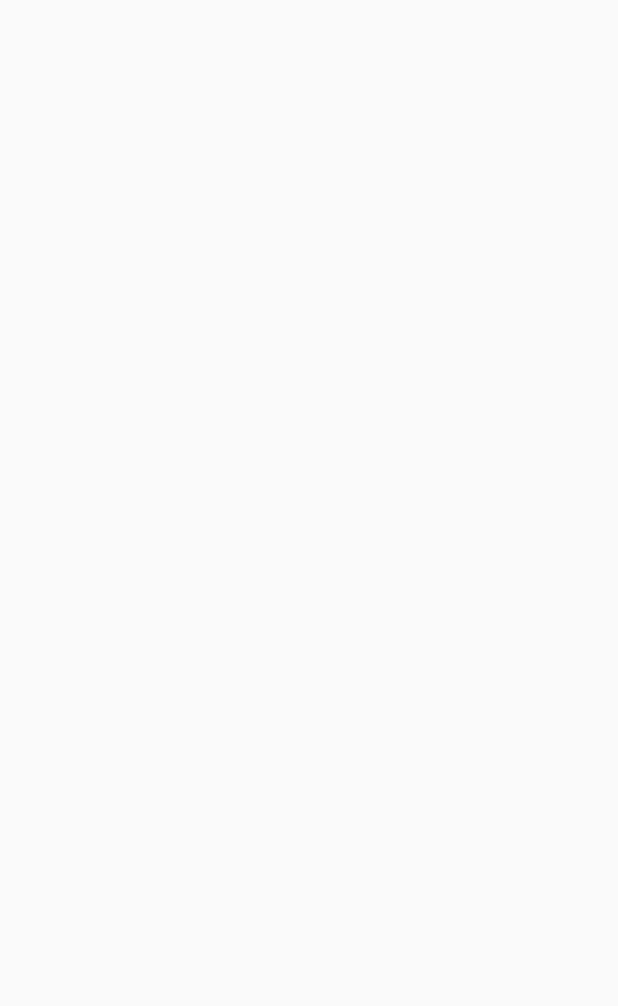
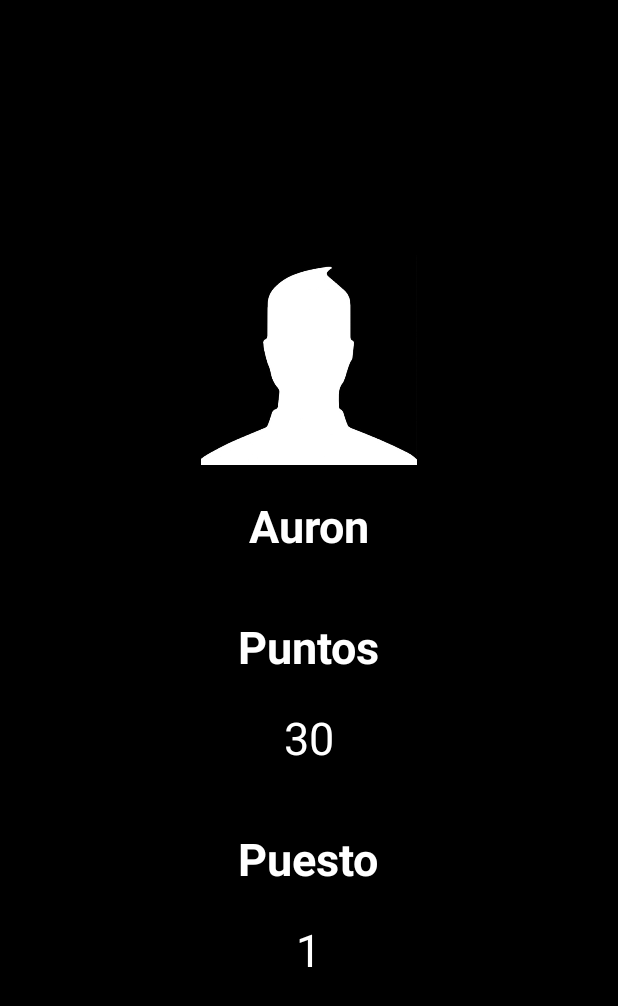
Before and after one commit to adrorodri/programacion3-pancake9.0, an Android app: the Usuario screen opened directly, with no data from a screen before it, on a phone screen of 412 x 824 dp. Before the commit the part shown is empty. Shown: the top 1006 px of the screen. Run offline under Robolectric (Android 15) with nearby library versions, the phone set to English and light mode, and no system bars.

Commit message:
TablaPosiciones y Usuario(perfil)

```diff
--- a/app/src/main/AndroidManifest.xml
+++ b/app/src/main/AndroidManifest.xml
@@ -20,7 +20,8 @@
         <activity android:name=".SignUpActivity" />
         <activity android:name=".MenuActivity" />
         <activity android:name=".TablaPartidos" />
-        <activity android:name=".Usuario"></activity>
+        <activity android:name=".Usuario" />
+        <activity android:name=".TablaPosiciones"></activity>
     </application>
 
 </manifest>
--- a/app/src/main/java/com/example/andres/mundial/SignUpActivity.java
+++ b/app/src/main/java/com/example/andres/mundial/SignUpActivity.java
@@ -23,7 +23,8 @@ public class SignUpActivity extends AppCompatActivity {
             pos--;
         }
         if( (correoCopia.equals("gmail.com") ||correoCopia.equals("hotmail.com"))&& (correo.charAt(0)!='@' &&
-                correo.charAt(0)!='g'&& correo.charAt(0)!='h'))
+                (correo.length()-9 != 0 || correo.charAt(0)!='g')&& (correo.length()-11 != 0 || correo.charAt(0)!='h') ))
+
             return true;
         else
             return false;
--- a/app/src/main/res/layout/activity_usuario.xml
+++ b/app/src/main/res/layout/activity_usuario.xml
@@ -1,9 +1,66 @@
 <?xml version="1.0" encoding="utf-8"?>
 <android.support.constraint.ConstraintLayout xmlns:android="http://schemas.android.com/apk/res/android"
-    xmlns:app="http://schemas.android.com/apk/res-auto"
     xmlns:tools="http://schemas.android.com/tools"
     android:layout_width="match_parent"
     android:layout_height="match_parent"
+    android:background="@color/colorNegro"
     tools:context="com.example.andres.mundial.Usuario">
 
+    <LinearLayout
+        android:layout_width="match_parent"
+        android:layout_height="match_parent"
+        android:gravity="center"
+        android:orientation="vertical">
+
+        <ImageView
+            android:layout_width="200dp"
+            android:layout_height="140dp"
+            android:src="@drawable/usuario" />
+        <TextView
+            android:layout_width="wrap_content"
+            android:layout_height="wrap_content"
+            android:layout_marginTop="20dp"
+            android:text="Auron"
+            android:textColor="#ffff"
+            android:textSize="@dimen/grande"
+            android:textStyle="bold"/>
+
+        <TextView
+            android:layout_width="wrap_content"
+            android:layout_height="wrap_content"
+            android:layout_marginTop="40dp"
+            android:text="Puntos"
+            android:textColor="#ffff"
+            android:textSize="@dimen/grande"
+            android:textStyle="bold"/>
+
+        <TextView
+            android:layout_width="wrap_content"
+            android:layout_height="wrap_content"
+            android:layout_marginTop="20dp"
+            android:text="30"
+            android:textColor="#ffff"
+            android:textSize="@dimen/grande"
+            />
+
+        <TextView
+            android:layout_width="wrap_content"
+            android:layout_height="wrap_content"
+            android:layout_marginTop="40dp"
+            android:text="Puesto"
+            android:textColor="#ffff"
+            android:textSize="@dimen/grande"
+            android:textStyle="bold"/>
+
+        <TextView
+            android:layout_width="wrap_content"
+            android:layout_height="wrap_content"
+            android:layout_marginTop="20dp"
+            android:text="1"
+            android:textColor="#ffff"
+            android:textSize="@dimen/grande"
+            />
+
+    </LinearLayout>
+
 </android.support.constraint.ConstraintLayout>
--- a/app/src/main/res/values/colors.xml
+++ b/app/src/main/res/values/colors.xml
@@ -4,6 +4,6 @@
     <color name="colorPrimaryDark">#a01111</color>
     <color name="colorAccent">#ffffff</color>
     <color name="colorRussia">#a01111</color>
-    <color name="colorNegro">#251f1f</color>
+    <color name="colorNegro">#000000</color>
     <color name="azulRusia">#3a95da</color>
 </resources>
```
Also changed, not shown: app/src/main/java/com/example/andres/mundial/TablaPosiciones.java (added, +13 -0 lines), app/src/main/res/layout/activity_tabla_posiciones.xml (added, +176 -0 lines), app/src/main/res/drawable/usuario.png (added).
